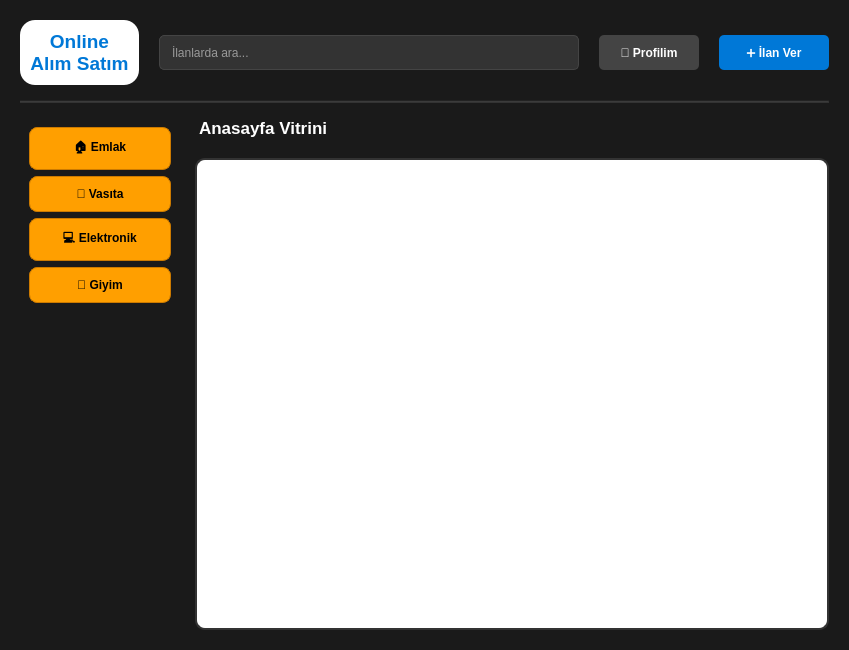
This is anasayfa.ui in Online-Alim-Satim-Platformu/Online-Alim-Satim-Platformu as Qt 5 draws it before an edit. The edited form follows.
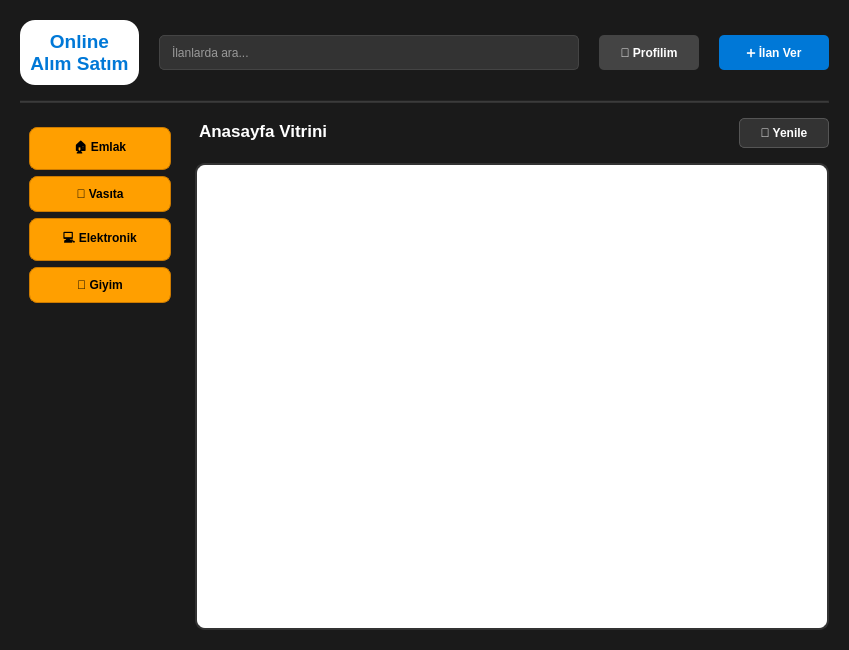
This is the edited form.

Commit message:
sayfa güncelle
güncelleme butonu eklendi ama istenilen şekilde çalışmıyor

```diff
--- a/anasayfa.ui
+++ b/anasayfa.ui
@@ -241,6 +241,31 @@
            </property>
           </spacer>
          </item>
+         <item>
+          <widget class="QPushButton" name="btnYenile">
+           <property name="minimumSize">
+            <size>
+             <width>90</width>
+             <height>30</height>
+            </size>
+           </property>
+           <property name="font">
+            <font>
+             <bold>true</bold>
+            </font>
+           </property>
+           <property name="cursor">
+            <cursorShape>PointingHandCursor</cursorShape>
+           </property>
+           <property name="styleSheet">
+            <string>QPushButton { background-color: #333333; color: white; border-radius: 5px; padding: 5px; border: 1px solid #555555; }
+QPushButton:hover { background-color: #555555; }</string>
+           </property>
+           <property name="text">
+            <string>🔄 Yenile</string>
+           </property>
+          </widget>
+         </item>
         </layout>
        </item>
        <item>
```
